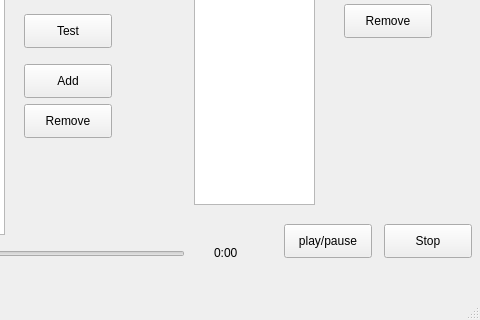
Qt form mainwindow.ui (45marcin/Organista_tagEditor_python) before a commit; both pictures show x 496 to 976 and y 356 to 676 of the 976 by 676 pixel window.
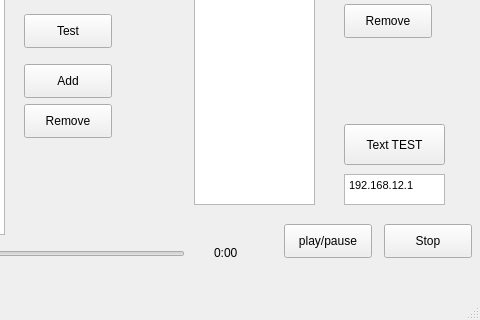
The same form after that commit.

What changed in the file:
```diff
--- a/mainwindow.ui
+++ b/mainwindow.ui
@@ -263,6 +263,36 @@
      <string>Save</string>
     </property>
    </widget>
+   <widget class="QPushButton" name="btn_test_text">
+    <property name="geometry">
+     <rect>
+      <x>840</x>
+      <y>480</y>
+      <width>101</width>
+      <height>41</height>
+     </rect>
+    </property>
+    <property name="text">
+     <string>Text TEST</string>
+    </property>
+   </widget>
+   <widget class="QTextEdit" name="text_ip_adress">
+    <property name="geometry">
+     <rect>
+      <x>840</x>
+      <y>530</y>
+      <width>101</width>
+      <height>31</height>
+     </rect>
+    </property>
+    <property name="html">
+     <string>&lt;!DOCTYPE HTML PUBLIC &quot;-//W3C//DTD HTML 4.0//EN&quot; &quot;http://www.w3.org/TR/REC-html40/strict.dtd&quot;&gt;
+&lt;html&gt;&lt;head&gt;&lt;meta name=&quot;qrichtext&quot; content=&quot;1&quot; /&gt;&lt;style type=&quot;text/css&quot;&gt;
+p, li { white-space: pre-wrap; }
+&lt;/style&gt;&lt;/head&gt;&lt;body style=&quot; font-family:'MS Shell Dlg 2'; font-size:8.25pt; font-weight:400; font-style:normal;&quot;&gt;
+&lt;p style=&quot; margin-top:0px; margin-bottom:0px; margin-left:0px; margin-right:0px; -qt-block-indent:0; text-indent:0px;&quot;&gt;192.168.12.1&lt;/p&gt;&lt;/body&gt;&lt;/html&gt;</string>
+    </property>
+   </widget>
   </widget>
   <widget class="QMenuBar" name="menubar">
    <property name="geometry">
```
Left out of the diff: 2 changed lines with no effect on the pictures.
